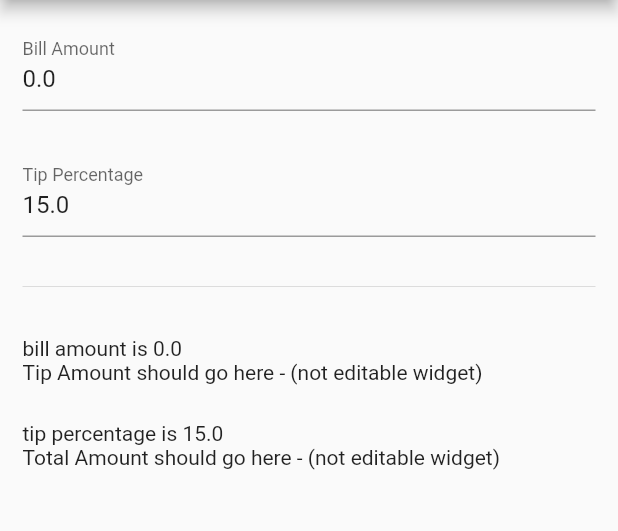
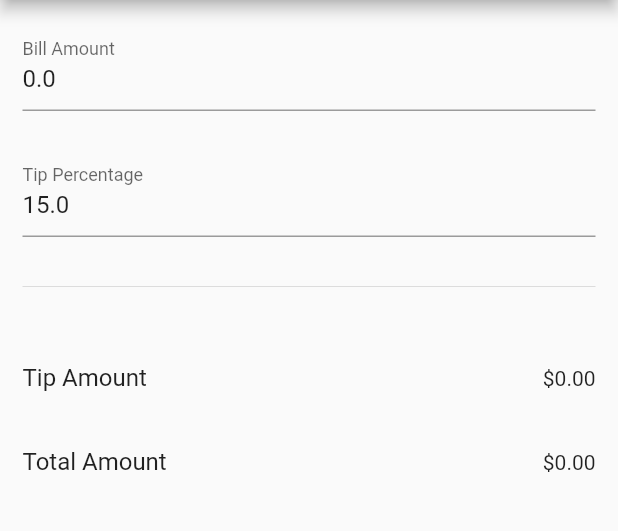
Before and after one commit to MichaelKMalak/simple_tip_calculator, a Flutter app: the screen it shows after launch, on a phone screen of 412 x 824 dp, the part 84-615 px from its top. Run offline on Flutter 3.47's test engine with Material 2 defaults, Android fonts, the phone set to English and light mode, and no system bars.

Commit message:
feat: add list tile as non editable field

```diff
--- a/lib/tip_calculator.dart
+++ b/lib/tip_calculator.dart
@@ -13,6 +13,12 @@ class _TipCalculatorState extends State<TipCalculator> {
 
   double _billAmount = initialBillAmount;
   double _tipPercentage = initialTipPercentage;
+
+  double get _tipAmount => _billAmount * _tipPercentage / 100;
+  double get _totalAmount => _billAmount + _tipAmount;
+
+  String get _tipAmountString => _tipAmount.toStringAsFixed(2);
+  String get _totalAmountString => _totalAmount.toStringAsFixed(2);
 
   @override
   Widget build(BuildContext context) {
@@ -46,11 +52,16 @@ class _TipCalculatorState extends State<TipCalculator> {
           SizedBox(height: 25),
           Divider(),
           SizedBox(height: 25),
-          Text(
-              'bill amount is $_billAmount \nTip Amount should go here - (not editable widget)'),
-          SizedBox(height: 25),
-          Text(
-              'tip percentage is $_tipPercentage \nTotal Amount should go here - (not editable widget)')
+          ListTile(
+            title: Text('Tip Amount'),
+            trailing: Text('\$$_tipAmountString'),
+            contentPadding: EdgeInsets.zero,
+          ),
+          ListTile(
+            title: Text('Total Amount'),
+            trailing: Text('\$' + _totalAmountString),
+            contentPadding: EdgeInsets.zero,
+          ),
         ],
       ),
     );
```
